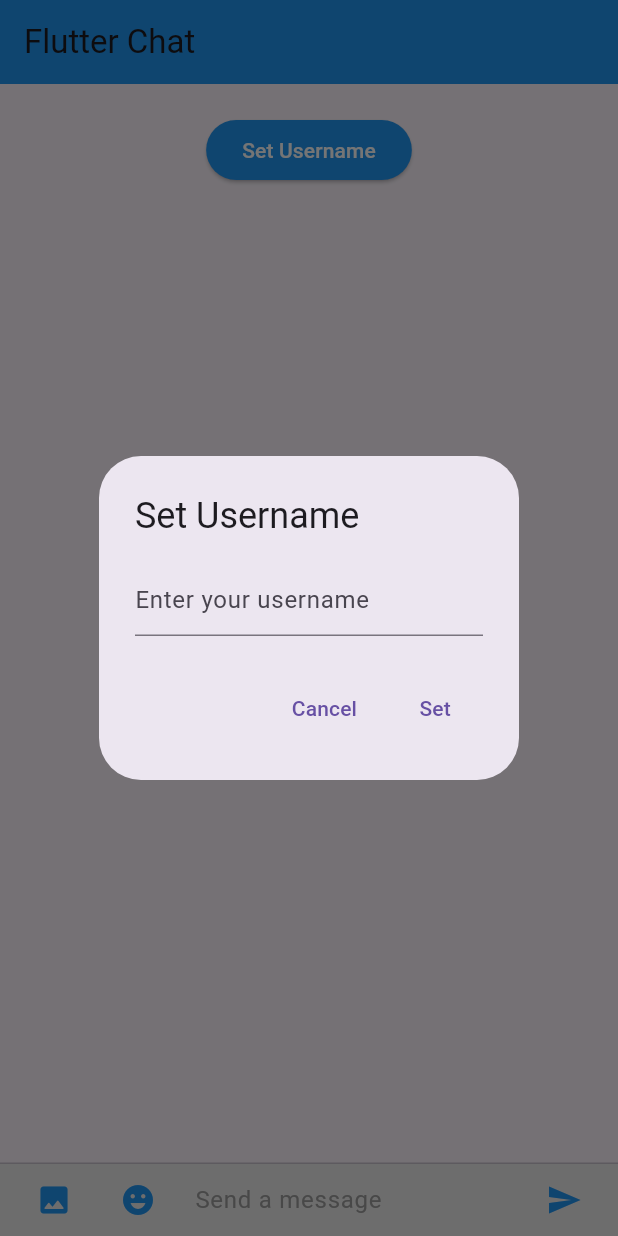
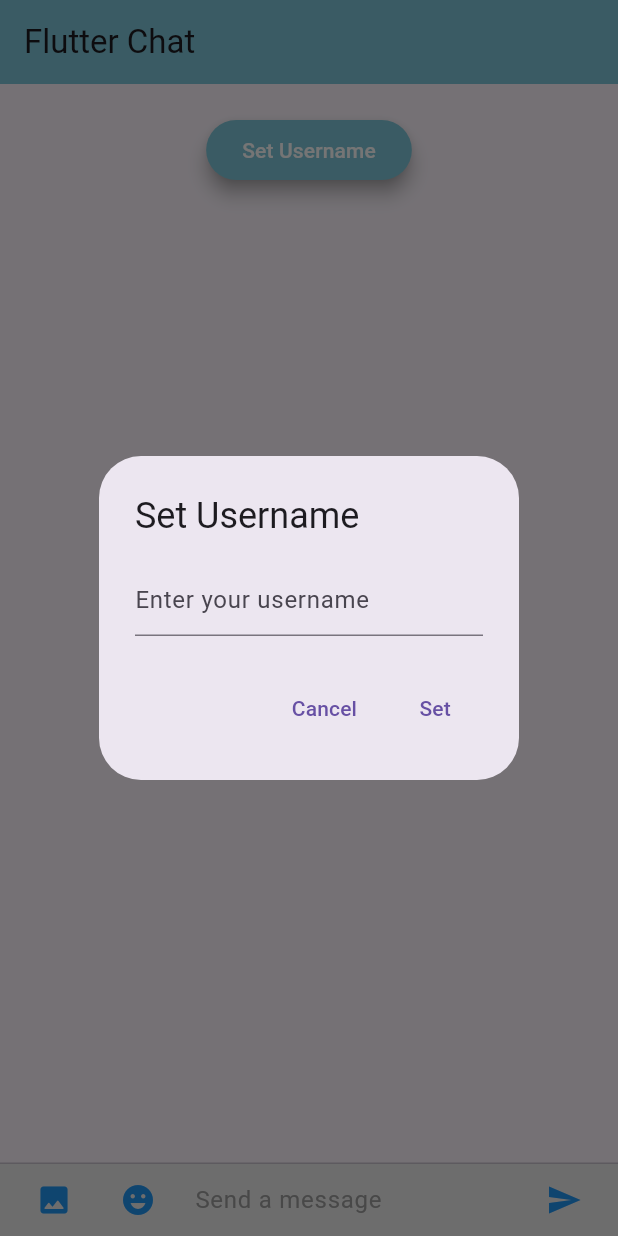
Before and after one commit to Thecaracter/flutter_and_node_chat, a Flutter app: the ChatScreen screen opened directly, after a tap on "Set Username", on a phone screen of 412 x 824 dp. Run offline on Flutter 3.47's test engine with Material 3 defaults, Android fonts, the phone set to English and light mode, and no system bars; our stand-ins replace cached_network_image, dio, emoji_picker_flutter, image_picker, math_expressions, socket_io_client; network calls fail.

```diff
--- a/flutter_chat/lib/chat.dart
+++ b/flutter_chat/lib/chat.dart
@@ -199,7 +199,7 @@ class _ChatScreenState extends State<ChatScreen> {
     return Scaffold(
       appBar: AppBar(
         title: Text('Flutter Chat'),
-        backgroundColor: Colors.blue,
+        backgroundColor: Color(0xff7FC7D9),
       ),
       body: Column(
         children: <Widget>[
@@ -213,7 +213,9 @@ class _ChatScreenState extends State<ChatScreen> {
               style: TextStyle(color: Colors.white),
             ),
             style: ElevatedButton.styleFrom(
-              primary: Colors.blue,
+              primary: Color(0xff7FC7D9),
+              shadowColor: Colors.grey, // Warna bayangan
+              elevation: 5, // Tingkat elevasi
             ),
           ),
           Flexible(
@@ -330,7 +332,7 @@ class ChatMessage extends StatelessWidget {
               margin: const EdgeInsets.only(right: 16.0),
               child: CircleAvatar(
                 child: Text(username[0]),
-                backgroundColor: Colors.blue,
+                backgroundColor: Color(0xff7BD3EA),
               ),
             ),
           Flexible(
@@ -339,7 +341,7 @@ class ChatMessage extends StatelessWidget {
                 maxWidth: MediaQuery.of(context).size.width * 0.7,
               ),
               decoration: BoxDecoration(
-                color: isMe ? Colors.lightBlue : Colors.blue,
+                color: isMe ? Color(0xff86B6F6) : Color(0xff7BD3EA),
                 borderRadius: BorderRadius.circular(8.0),
               ),
               padding: const EdgeInsets.all(10.0),
--- a/flutter_chat/pubspec.yaml
+++ b/flutter_chat/pubspec.yaml
@@ -43,6 +43,8 @@ dependencies:
   dio: ^5.4.0
   image_picker: ^1.0.7
   cached_network_image: ^3.3.1
+  path_provider: ^2.1.2
+  open_file: ^3.3.2
 
 dev_dependencies:
   flutter_test:
```
Also changed, not shown: backend_chat/src/assets/file-1705350029302-133674034.jpg (added), backend_chat/src/assets/file-1705350273908-827183391.jpg (added), flutter_chat/pubspec.lock, 1 other file.
